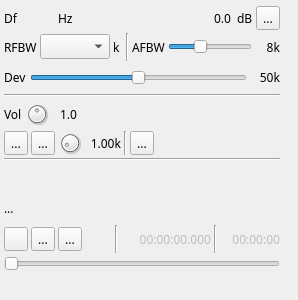
First picture: the form in plugins/channeltx/modwfm/wfmmodgui.ui, repository f4exb/sdrangel, before the edit.
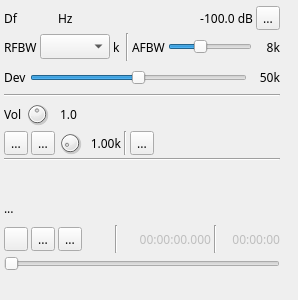
Second picture: the form after the edit. Icons and pictures are not drawn. Custom widgets are drawn as their Qt base class.

Commit message: All mod and demod plugins: try to fix channel power display

```diff
--- a/plugins/channeltx/modwfm/wfmmodgui.ui
+++ b/plugins/channeltx/modwfm/wfmmodgui.ui
@@ -139,12 +139,14 @@
           </property>
          </spacer>
         </item>
-       </layout>
-      </item>
-      <item>
-       <layout class="QHBoxLayout" name="channelPowerLayout">
         <item>
          <widget class="QLabel" name="channelPower">
+          <property name="minimumSize">
+           <size>
+            <width>60</width>
+            <height>0</height>
+           </size>
+          </property>
           <property name="toolTip">
            <string>Channel power</string>
           </property>
@@ -152,16 +154,14 @@
            <enum>Qt::RightToLeft</enum>
           </property>
           <property name="text">
-           <string>0.0</string>
+           <string>-100.0 dB</string>
+          </property>
+          <property name="alignment">
+           <set>Qt::AlignRight|Qt::AlignTrailing|Qt::AlignVCenter</set>
           </property>
          </widget>
         </item>
-        <item>
-         <widget class="QLabel" name="channelPowerUnits">
-          <property name="text">
-           <string> dB</string>
-          </property>
-         </widget>
+       </layout>
         </item>
         <item>
          <widget class="QToolButton" name="channelMute">
@@ -180,8 +180,6 @@
            <bool>true</bool>
           </property>
          </widget>
-        </item>
-       </layout>
       </item>
      </layout>
     </item>
```
Lines whose indentation alone changed are shown as unchanged. The commit also changes 17 other files.
